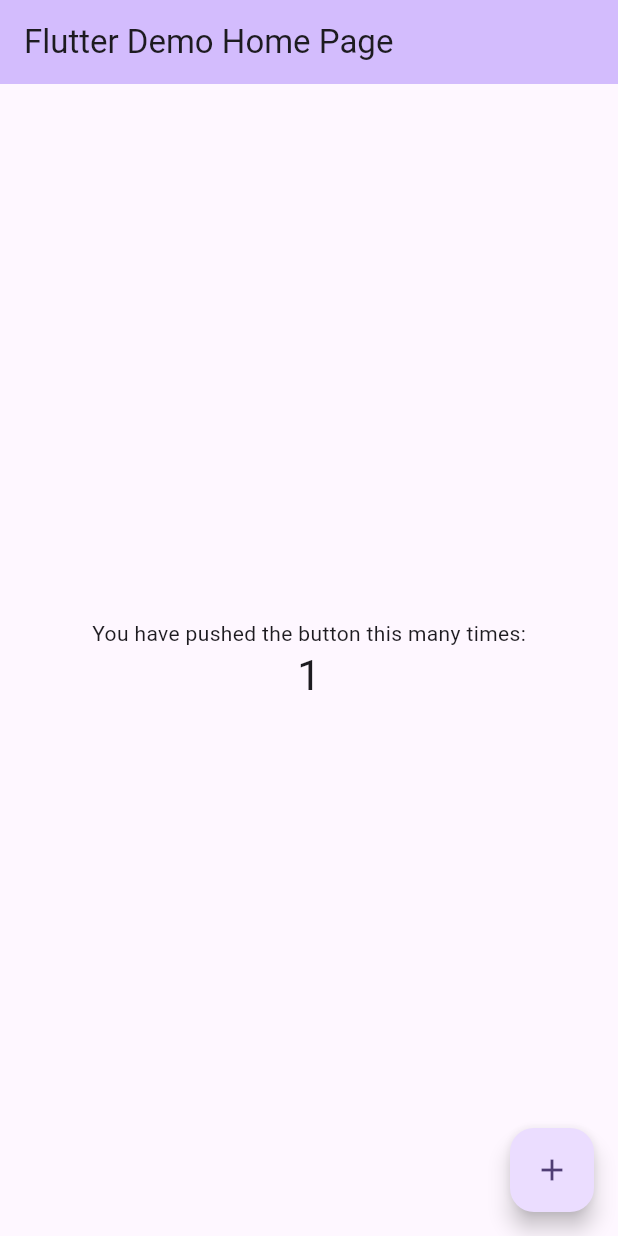
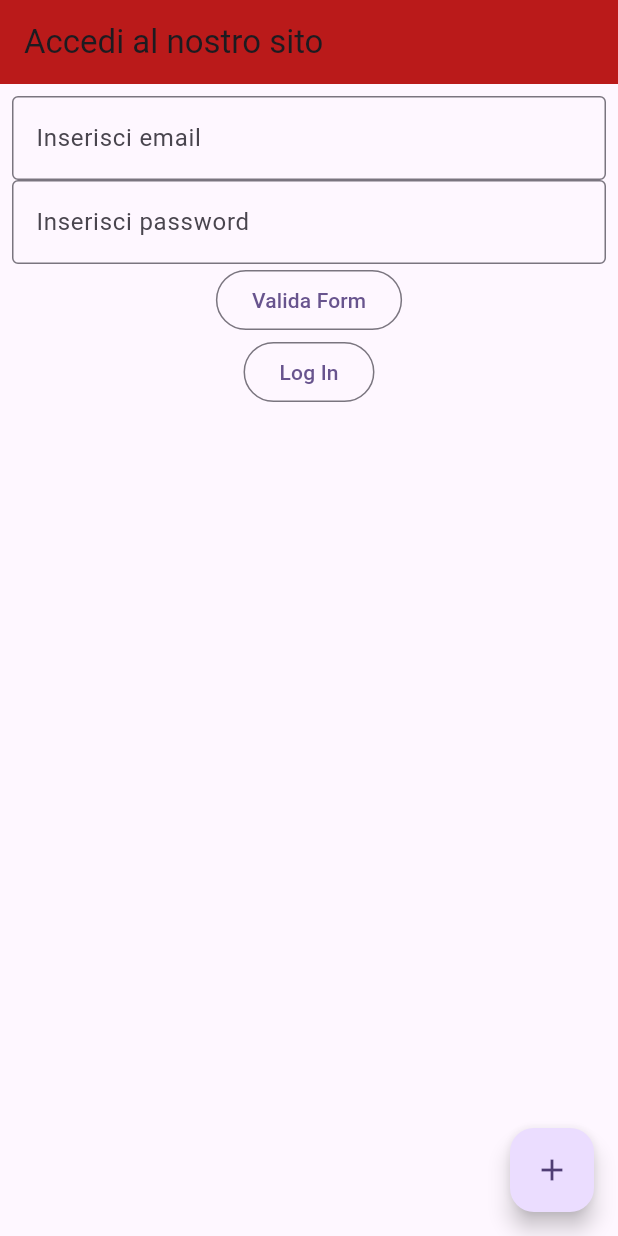
Before and after one commit to TirelliDavide/RistoranteApp, a Flutter app: the screen it shows after launch, after a tap on the "add" icon, on a phone screen of 412 x 824 dp. Run offline on Flutter 3.47's test engine with Material 3 defaults, Android fonts, the light colour scheme and no system bars; our stand-ins replace firebase_core; accounts and stored records are empty.

Commit message:
login da finire

```diff
--- a/lib/main.dart
+++ b/lib/main.dart
@@ -1,9 +1,12 @@
 import 'package:flutter/material.dart';
+import 'package:firebase_core/firebase_core.dart';
+import 'firebase_options.dart';
 
-void main() {
+void main() async {
+  WidgetsFlutterBinding.ensureInitialized();
+  await Firebase.initializeApp();
   runApp(const MyApp());
 }
-
 class MyApp extends StatelessWidget {
   const MyApp({super.key});
 
@@ -13,25 +16,12 @@
     return MaterialApp(
       title: 'Flutter Demo',
       theme: ThemeData(
-        // This is the theme of your application.
-        //
-        // TRY THIS: Try running your application with "flutter run". You'll see
-        // the application has a purple toolbar. Then, without quitting the app,
-        // try changing the seedColor in the colorScheme below to Colors.green
-        // and then invoke "hot reload" (save your changes or press the "hot
-        // reload" button in a Flutter-supported IDE, or press "r" if you used
-        // the command line to start the app).
-        //
-        // Notice that the counter didn't reset back to zero; the application
-        // state is not lost during the reload. To reset the state, use hot
-        // restart instead.
-        //
-        // This works for code too, not just values: Most code changes can be
-        // tested with just a hot reload.
+
         colorScheme: ColorScheme.fromSeed(seedColor: Colors.deepPurple),
         useMaterial3: true,
       ),
-      home: const MyHomePage(title: 'Flutter Demo Home Page'),
+
+      home: const MyHomePage(title: "Accedi al nostro sito"),
     );
   }
 }
@@ -39,14 +29,6 @@
 class MyHomePage extends StatefulWidget {
   const MyHomePage({super.key, required this.title});
 
-  // This widget is the home page of your application. It is stateful, meaning
-  // that it has a State object (defined below) that contains fields that affect
-  // how it looks.
-
-  // This class is the configuration for the state. It holds the values (in this
-  // case the title) provided by the parent (in this case the App widget) and
-  // used by the build method of the State. Fields in a Widget subclass are
-  // always marked "final".
 
   final String title;
 
@@ -54,65 +36,99 @@
   State<MyHomePage> createState() => _MyHomePageState();
 }
 
+
+
+
+
+
+  final _formKey = GlobalKey<FormState>();
+  final controller = TextEditingController();
+  final controller2 = TextEditingController();
+
+  final snackBar = const SnackBar(content: Text("FORM TUTTO OK!"));
+
 class _MyHomePageState extends State<MyHomePage> {
   int _counter = 0;
 
   void _incrementCounter() {
     setState(() {
-      // This call to setState tells the Flutter framework that something has
-      // changed in this State, which causes it to rerun the build method below
-      // so that the display can reflect the updated values. If we changed
-      // _counter without calling setState(), then the build method would not be
-      // called again, and so nothing would appear to happen.
+
       _counter++;
     });
   }
 
   @override
   Widget build(BuildContext context) {
-    // This method is rerun every time setState is called, for instance as done
-    // by the _incrementCounter method above.
-    //
-    // The Flutter framework has been optimized to make rerunning build methods
-    // fast, so that you can just rebuild anything that needs updating rather
-    // than having to individually change instances of widgets.
+
     return Scaffold(
       appBar: AppBar(
-        // TRY THIS: Try changing the color here to a specific color (to
-        // Colors.amber, perhaps?) and trigger a hot reload to see the AppBar
-        // change color while the other colors stay the same.
-        backgroundColor: Theme.of(context).colorScheme.inversePrimary,
-        // Here we take the value from the MyHomePage object that was created by
-        // the App.build method, and use it to set our appbar title.
+
+        backgroundColor: Theme.of(context).colorScheme.error,
+
         title: Text(widget.title),
       ),
-      body: Center(
-        // Center is a layout widget. It takes a single child and positions it
-        // in the middle of the parent.
-        child: Column(
-          // Column is also a layout widget. It takes a list of children and
-          // arranges them vertically. By default, it sizes itself to fit its
-          // children horizontally, and tries to be as tall as its parent.
-          //
-          // Column has various properties to control how it sizes itself and
-          // how it positions its children. Here we use mainAxisAlignment to
-          // center the children vertically; the main axis here is the vertical
-          // axis because Columns are vertical (the cross axis would be
-          // horizontal).
-          //
-          // TRY THIS: Invoke "debug painting" (choose the "Toggle Debug Paint"
-          // action in the IDE, or press "p" in the console), to see the
-          // wireframe for each widget.
-          mainAxisAlignment: MainAxisAlignment.center,
-          children: <Widget>[
-            const Text(
-              'You have pushed the button this many times:',
-            ),
-            Text(
-              '$_counter',
-              style: Theme.of(context).textTheme.headlineMedium,
-            ),
-          ],
+      body: Padding(
+        padding: const EdgeInsets.all(8.0),
+        child: Center(
+
+          child: Column(
+            children: [
+              Form(
+                key: _formKey,
+                child: Column(
+                  children: [
+                    TextFormField(
+                      controller: controller,
+                      keyboardType: TextInputType.emailAddress,
+
+                      decoration: const InputDecoration(
+                    border: OutlineInputBorder(borderSide: BorderSide()),
+                        labelText: "Inserisci email",
+                        hintText: "ex@example.com",
+                      ),
+                      validator: (value) {
+                        if (!value!.contains('@')) {
+                          return 'Inserisci una email valida';
+                        }
+                        return null;
+                      },
+                    ),
+                    TextFormField(
+                      controller: controller2,
+                      decoration: const InputDecoration(
+                        border: OutlineInputBorder(borderSide: BorderSide()),
+                        labelText: "Inserisci password",
+                        hintText: "ciao123",
+                      ),
+                      validator: (value) {
+                        if (value == null || value.length<5 ) {
+                          return 'Inserisci una password valida';
+                        }
+                        return null;
+                      },
+                    ),
+
+                    OutlinedButton(
+                      onPressed: () {
+                        if (_formKey.currentState!.validate()) {
+                          ScaffoldMessenger.of(context).showSnackBar(snackBar);
+                        }
+                      },
+                      child: Text("Valida Form"),
+                    ),
+                    OutlinedButton(
+                      onPressed: () {
+                        if (_formKey.currentState!.validate()) {
+                          ScaffoldMessenger.of(context).showSnackBar(snackBar);
+                        }
+                      },
+                      child: const Text("Log In"),
+                    ),
+                  ],
+                ),
+              ),
+            ],
+          ),
         ),
       ),
       floatingActionButton: FloatingActionButton(
--- a/pubspec.yaml
+++ b/pubspec.yaml
@@ -35,6 +35,7 @@ dependencies:
   # The following adds the Cupertino Icons font to your application.
   # Use with the CupertinoIcons class for iOS style icons.
   cupertino_icons: ^1.0.6
+  firebase_ui_auth: ^1.13.1
 
 dev_dependencies:
   flutter_test:
```
Also changed, not shown: firebase.json (added), lib/firebase_options.dart (added), pubspec.lock, 12 other files.
